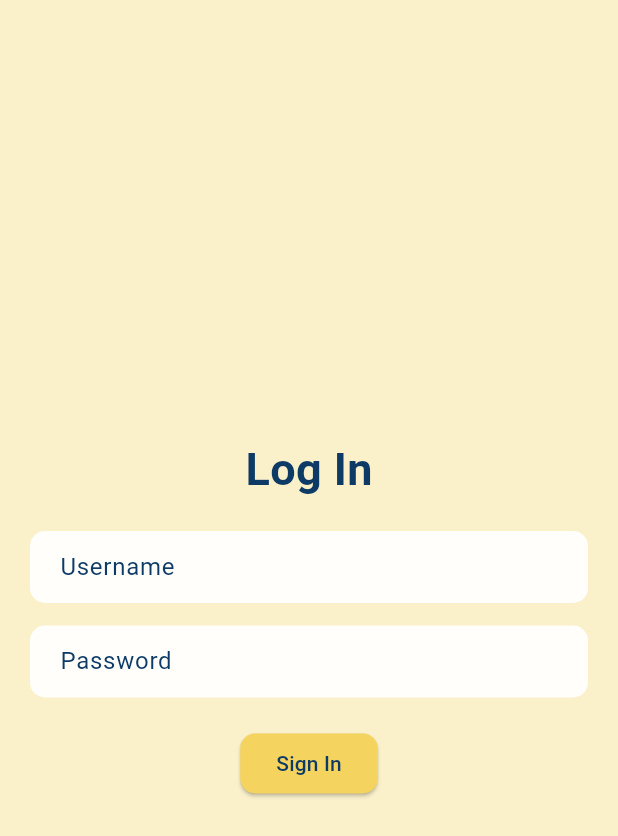
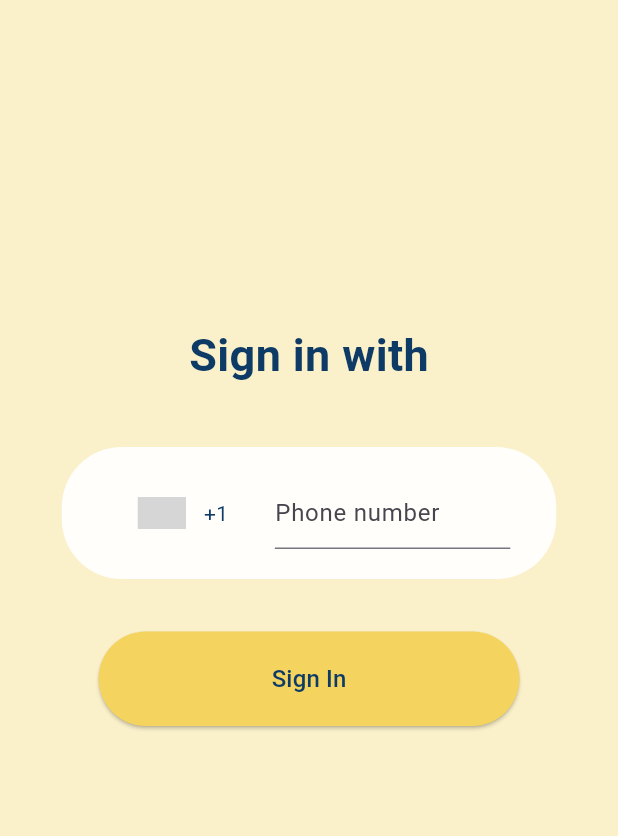
Before and after one commit to JunyiPan-F/GoalKeeper, a Flutter app: the screen it shows after launch, on a phone screen of 412 x 824 dp. Shown: the top 836 px of the screen. Run offline on Flutter 3.47's test engine with Material 3 defaults, Android fonts, the phone set to English and light mode, and no system bars; drawn by our look-alikes of intl_phone_number_input; our stand-ins replace get; Roboto replaces fonts that are missing (Myanmar Khyay); grey boxes are pictures that could not be loaded.

Commit message:
login & verification

```diff
--- a/flutter/lib/login.dart
+++ b/flutter/lib/login.dart
@@ -1,5 +1,8 @@
 import 'package:flutter/material.dart';
 import 'home.dart';
+import 'verify.dart';
+import 'package:intl_phone_number_input/intl_phone_number_input.dart';
+import 'package:get/get.dart';
 
 class LoginPage extends StatefulWidget {
 
@@ -9,15 +12,14 @@ class LoginPage extends StatefulWidget {
   State<LoginPage> createState() => _LoginPageState();
 }
 class _LoginPageState extends State<LoginPage> {
-  // @override
-  // Widget build(BuildContext context) {
-  //   return Scaffold(
-  //     appBar: AppBar(
-  //       title: const Text('Log In'),
-  //     ),
-  //   );
+
   TextEditingController _usernameController = TextEditingController();
   TextEditingController _passwordController = TextEditingController();
+  final GlobalKey<FormState> formKey = GlobalKey<FormState>();
+
+  final TextEditingController controller = TextEditingController();
+  String initialCountry = 'NG';
+  PhoneNumber number = PhoneNumber(isoCode: 'US');
 
   @override
   Widget build(BuildContext context) {
@@ -25,12 +27,14 @@ class _LoginPageState extends State<LoginPage> {
       backgroundColor: Color(0xFFFAF0CA),
       body: Center(
         child: Padding(
-          padding: const EdgeInsets.all(20.0),
-          child: Column(
+          padding: EdgeInsets.symmetric(horizontal: MediaQuery.of(context).size.width * 0.1, vertical: 15),
+          child: ListView(
+            children:[ Column(
               mainAxisAlignment: MainAxisAlignment.center,
               children: [
+                SizedBox(height: 200),
                 const Text(
-                'Log In',
+                  'Sign in with',
                   style: TextStyle(
                     fontSize: 30,
                     fontWeight: FontWeight.bold,
@@ -38,83 +42,152 @@ class _LoginPageState extends State<LoginPage> {
                     color: Color(0xFF0D3B66),
                   ),
                 ),
-              const SizedBox(height: 20),
+                const SizedBox(height: 40),
                 Container(
                   decoration: BoxDecoration(
-                  borderRadius: BorderRadius.circular(10),
+                    borderRadius: BorderRadius.circular(40),
                     color: Color(0xFFFFFEFB),//Color(0xFFFAF0CA),
                   ),
+
                   child: Padding(
-                  padding: const EdgeInsets.symmetric(horizontal: 20),
-                  child: TextField(
-                    controller: _usernameController,
-                    style: const TextStyle(
-                      fontFamily: 'Myanmar Khyay',
-                      color: Color(0xFF0D3B66),
+                    padding: EdgeInsets.symmetric(horizontal: 10, vertical: 10),
+                      child: Padding(
+                        padding: EdgeInsets.symmetric(horizontal: MediaQuery.of(context).size.width * 0.05, vertical: 10),
+                  //
+                        child: InternationalPhoneNumberInput(
+
+                          onInputChanged: (PhoneNumber number) {
+                            print(number.phoneNumber);
+                          },
+                          onInputValidated: (bool value) {
+                            print(value);
+                          },
+                          selectorConfig: SelectorConfig(
+                            selectorType: PhoneInputSelectorType.BOTTOM_SHEET,
+                            useBottomSheetSafeArea: true,
                           ),
-                    decoration: const InputDecoration(
-                      hintText: 'Username',
-                      border: InputBorder.none,
-                      hintStyle: TextStyle(
-                        fontFamily: 'Myanmar Khyay',
-                        color: Color(0xFF0D3B66)
+                          ignoreBlank: false,
+                          autoValidateMode: AutovalidateMode.disabled,
+                          selectorTextStyle: TextStyle(color: Color(0xFF0D3B66), fontFamily: 'Myanmar Khyay'),
+                          initialValue: number,
+                          textFieldController: controller,
+                          formatInput: true,
+                          keyboardType: TextInputType.numberWithOptions(
+                            signed: true,
+                            decimal: true,
                           ),
+                          // inputBorder: OutlineInputBorder(),
+                          onSaved: (PhoneNumber number) {
+                            print('On Saved: $number');
+                          },
                         ),
-                  ),
+                      )
                   ),
                 ),
                   SizedBox(height: 15),
-              Container(
-                decoration: BoxDecoration(
-                  borderRadius: BorderRadius.circular(10),
-                  color: Color(0xFFFFFEFB),
-                ),
-                child: Padding(
-                  padding: const EdgeInsets.symmetric(horizontal: 20),
-                  child: TextField(
-                    controller: _passwordController,
-                    style: const TextStyle(
-                      fontFamily: 'Myanmar Khyay',
-                      color: Color(0xFF0D3B66)
-                    ),
-                    obscureText: true,
-                    decoration: InputDecoration(
-                      hintText: 'Password',
-                      border: InputBorder.none,
-                      hintStyle: const TextStyle(
-                        fontFamily: 'Myanmar Khyay',
-                        color: Color(0xFF0D3B66)
-                      ),
-                    ),
-                  ),
-                ),
-              ),
+                  // ElevatedButton(
+                  //   onPressed: () {
+                  //     formKey.currentState?.validate();
+                  //   },
+                  //   style: ElevatedButton.styleFrom(
+                  //     primary: Color(0xFFF4D35E),
+                  //     padding: EdgeInsets.symmetric(
+                  //       horizontal: MediaQuery.of(context).size.width * 0.28,
+                  //       vertical: 20,
+                  //     ),
+                  //     shape: RoundedRectangleBorder(
+                  //       borderRadius: BorderRadius.circular(40),
+                  //     ),
+                  //   ),
+                  //   child: TextField(
+                  //     controller: _usernameController,
+                  //     style: const TextStyle(
+                  //       fontFamily: 'Myanmar Khyay',
+                  //       color: Color(0xFF0D3B66),
+                  //     ),
+                  //     decoration: const InputDecoration(
+                  //       hintText: 'Username',
+                  //       border: InputBorder.none,
+                  //       hintStyle: TextStyle(
+                  //         fontFamily: 'Myanmar Khyay',
+                  //         color: Color(0xFF0D3B66)
+                  //       ),
+                  //     ),
+                  //   ),
+                  // ),
+                // SizedBox(height: 20),
+                // Container(
+                //   decoration: BoxDecoration(
+                //     borderRadius: BorderRadius.circular(40),
+                //     color: Color(0xFFFFFEFB),
+                //   ),
+                //   child: Padding(
+                //     padding: EdgeInsets.symmetric(horizontal: MediaQuery.of(context).size.width * 0.05, vertical: 10),
+                //     child: TextField(
+                //       controller: _passwordController,
+                //       style: const TextStyle(
+                //         fontFamily: 'Myanmar Khyay',
+                //         color: Color(0xFF0D3B66),
+                //         fontSize: 16,
+                //       ),
+                //       obscureText: true,
+                //       decoration: const InputDecoration(
+                //         hintText: 'Password',
+                //         border: InputBorder.none,
+                //         hintStyle: TextStyle(
+                //           fontFamily: 'Myanmar Khyay',
+                //           color: Color(0xFF0D3B66),
+                //           fontSize: 16,
+                //         ),
+                //       ),
+                //     ),
+                //   ),
+                // ),
                 SizedBox(height: 20),
                 ElevatedButton(
                   onPressed: () {
                     // Add your logic for authentication here
-                  Navigator.pushReplacement(
-                    context,
-                    MaterialPageRoute(builder: (context) => HomePage()),
-                  );
+                    // Navigator.pushReplacement(
+                    //   context,
+                    //   MaterialPageRoute(builder: (context) => PhoneVerificationPage(phoneNumber: "6107515390",)),
+                    // );
+                    Get.to(PhoneVerificationPage(phoneNumber: "6107515390",));
                   },
                   style: ElevatedButton.styleFrom(
                     backgroundColor: Color(0xFFF4D35E),
+                    padding: EdgeInsets.symmetric(horizontal: MediaQuery.of(context).size.width * 0.28, vertical: 20), // Adjusted padding
                     shape: RoundedRectangleBorder(
-                    borderRadius: BorderRadius.circular(10),
+                      borderRadius: BorderRadius.circular(40),
                     ),
                   ),
                   child: const Text('Sign In',
                       style: TextStyle(
                       fontFamily: 'Myanmar Khyay',
-                    color: Color(0xFF0D3B66), // Text color: 0D3B66
+                      color: Color(0xFF0D3B66),
+                      fontSize: 16,
                     ),
                   ),
                 ),
               ],
             ),
+            ]
+          ),
         ),
       ),
     );
   }
+  void getPhoneNumber(String phoneNumber) async {
+    PhoneNumber number =
+        await PhoneNumber.getRegionInfoFromPhoneNumber(phoneNumber, 'US');
+
+    setState(() {
+      this.number = number;
+    });
   }
+
+  @override
+  void dispose() {
+    controller.dispose();
+    super.dispose();
+  }
+}
--- a/flutter/lib/main.dart
+++ b/flutter/lib/main.dart
@@ -1,4 +1,5 @@
 import 'package:flutter/material.dart';
+import 'package:get/get_navigation/src/root/get_material_app.dart';
 import 'login.dart';
 import 'home.dart';
 
@@ -12,7 +13,7 @@ class MyApp extends StatelessWidget {
   // This widget is the root of your application.
   @override
   Widget build(BuildContext context) {
-    return MaterialApp(
+    return GetMaterialApp(
       title: 'Flutter Demo',
       theme: ThemeData(
         // This is the theme of your application.
--- a/flutter/pubspec.yaml
+++ b/flutter/pubspec.yaml
@@ -40,6 +40,7 @@ dependencies:
   firebase_messaging: ^14.7.1
   get: ^4.6.6
   styled_widget: ^0.4.1
+  intl_phone_number_input: ^0.7.4
 
 dev_dependencies:
   flutter_test:
```
Also changed, not shown: flutter/lib/common/colors.dart (added, +8 -0 lines), flutter/lib/verify.dart (added, +140 -0 lines), flutter/pubspec.lock, 1 other file. Lines whose indentation alone changed are shown as unchanged.
